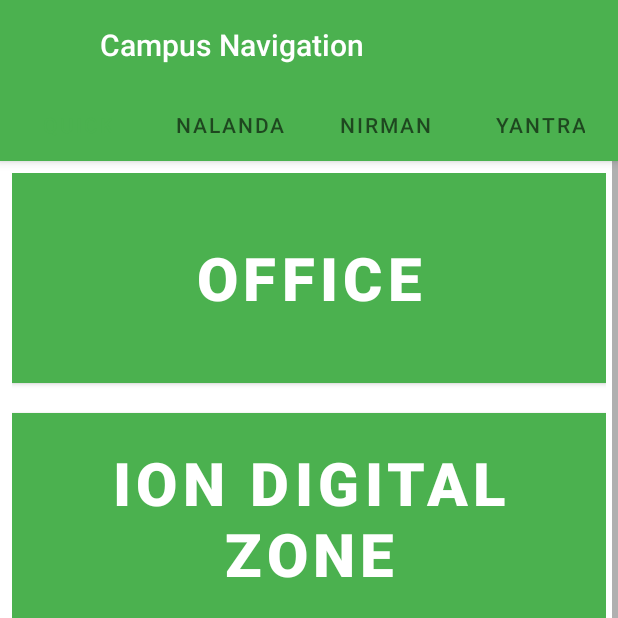
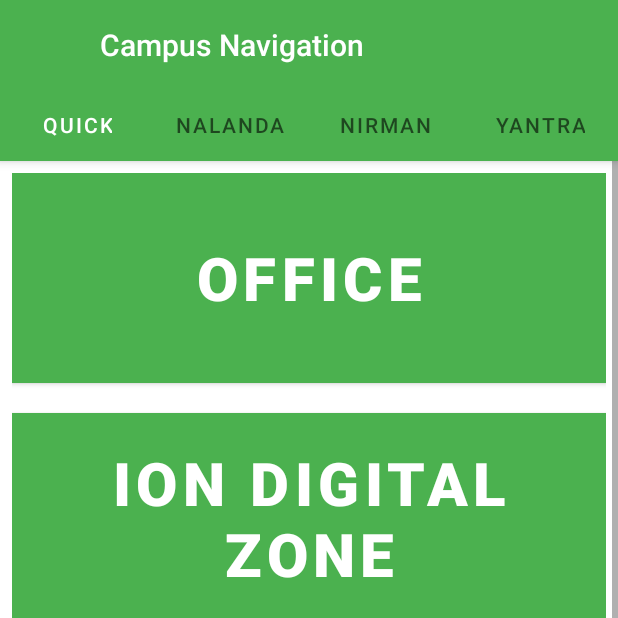
Before and after one commit to Abhishek-S-Lal/RIET-Campus-Connect, an Android app: the CampusNavigation screen opened directly, with no data from a screen before it, on a phone screen of 412 x 824 dp, the top half of it. Run offline under Robolectric (Android 15) with nearby library versions, the phone set to English and light mode, and no system bars.

Commit message:
corrected tabSelectColor

```diff
--- a/app/src/main/res/layout/activity_campus_navigation.xml
+++ b/app/src/main/res/layout/activity_campus_navigation.xml
@@ -27,7 +27,8 @@
             android:id="@+id/tabs"
             android:layout_width="match_parent"
             android:layout_height="wrap_content"
-            android:background="?attr/colorPrimary" />
+            android:background="?attr/colorPrimary"
+            app:tabSelectedTextColor="@color/colorWhite" />
     </com.google.android.material.appbar.AppBarLayout>
 
     <androidx.viewpager.widget.ViewPager
```
